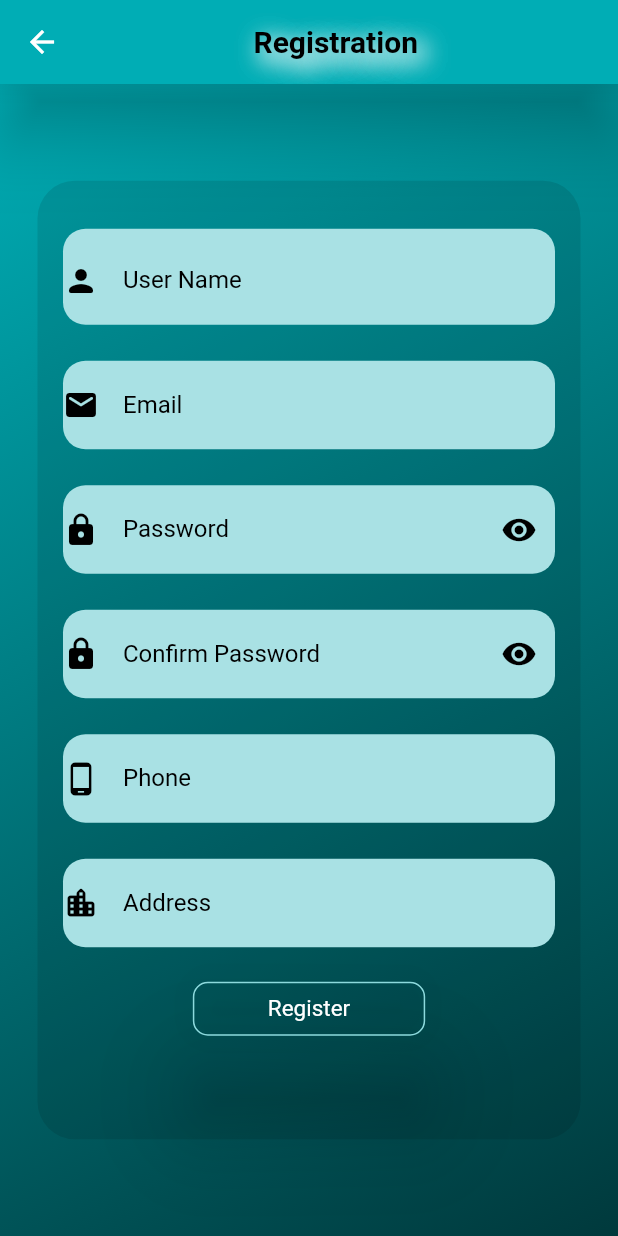
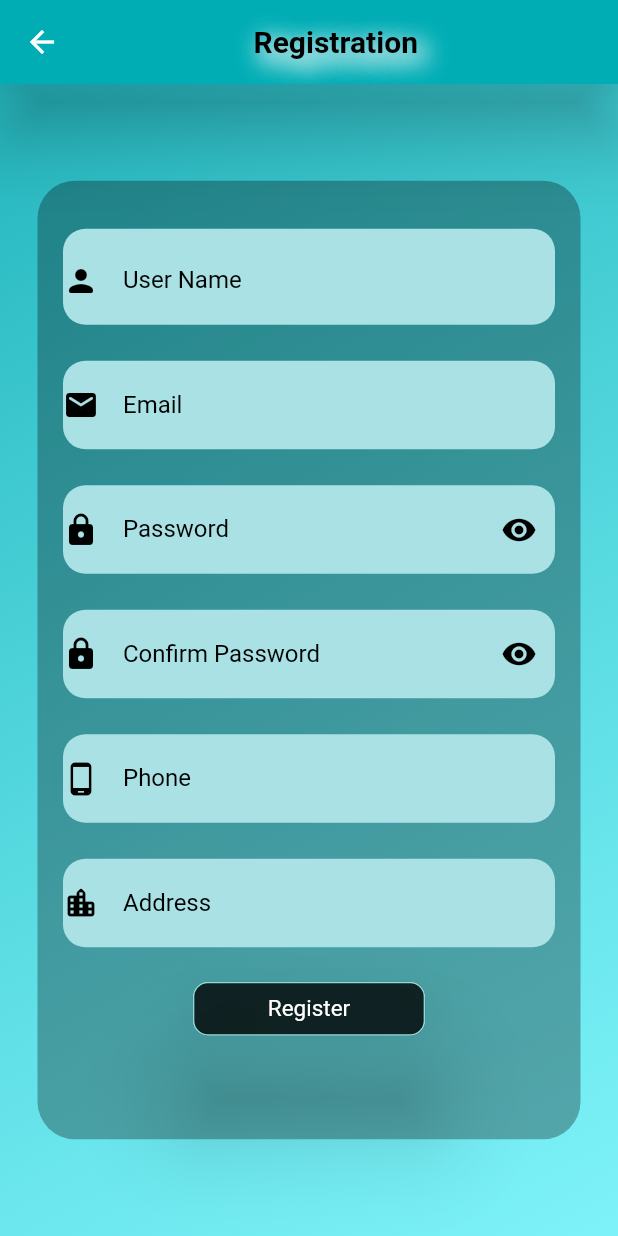
Before and after one commit to Ahmedriyadh19/SARS, a Flutter app: the screen it shows after launch, after a tap on "Login", after a tap on "Register", on a phone screen of 412 x 824 dp. Run offline on Flutter 3.47's test engine with Material 2 defaults, Android fonts, the phone set to English and light mode, and no system bars; our stand-ins replace cloud_firestore, firebase_auth, firebase_core, firebase_storage, flutter_spinkit, image_picker and 1 more; missing offline and left inert: profanity_filter, reviews_slider, video_viewer; accounts and stored records are empty.

Commit message:
Update v37.8

```diff
--- a/lib/Control/Services/auth.dart
+++ b/lib/Control/Services/auth.dart
@@ -24,13 +24,10 @@ class AuthUserMethod {
 // Lgin Email & Password
 
   Future loginUserEmailPass(String e, String p) async {
-    String email = e;
-    email = e.toLowerCase();
-    email = e.trim();
     errorMsg = '';
     try {
       firebase.UserCredential resultAuth =
-          await _auth.signInWithEmailAndPassword(email: email, password: p);
+          await _auth.signInWithEmailAndPassword(email: e.trim(), password: p);
       firebase.User userEmailAndPassFromAuth = resultAuth.user as firebase.User;
       return _userFromFirebase(userEmailAndPassFromAuth);
     } catch (e) {
--- a/lib/Control/Services/database_services.dart
+++ b/lib/Control/Services/database_services.dart
@@ -17,7 +17,7 @@ class DatabaseFeatures {
   Future createNewUserInfo(User u) async {
     return await _databaseCollection.collection('user').doc(uidUser).set({
       'fullname': u.name,
-      'email': u.email!.toLowerCase(),
+      'email': u.email!.trim(),
       'address': u.address,
       'role': 'r',
       'phonenumber': u.phone,
--- a/lib/View/Containers/announcement_container.dart
+++ b/lib/View/Containers/announcement_container.dart
@@ -1,7 +1,6 @@
 import 'package:flutter/material.dart';
 import 'package:intl/intl.dart';
 import 'package:sars/Model/announcement.dart';
-
 class AnnouncementContainer extends StatelessWidget {
   final Announcement announcement;
 
--- a/lib/View/Containers/ticket_container.dart
+++ b/lib/View/Containers/ticket_container.dart
@@ -72,7 +72,7 @@ class _TicketBuilderPageState extends State<TicketContainer> {
         : Column(
             children: [
               const SizedBox(
-                height: 250,
+                height: 25,
               ),
               Container(
                 width: newWidth,
@@ -405,7 +405,7 @@ class _TicketBuilderPageState extends State<TicketContainer> {
                 ]),
               ),
               const SizedBox(
-                height: 250,
+                height: 25,
               )
             ],
           );
--- a/lib/View/MainPages/forget_password.dart
+++ b/lib/View/MainPages/forget_password.dart
@@ -97,8 +97,8 @@ class ForgetPassword {
                 begin: Alignment.topLeft,
                 end: Alignment.bottomRight,
                 colors: [
-                  Color.fromARGB(150, 0, 117, 122),
-                  Color.fromARGB(120, 219, 232, 233),
+                  Color.fromARGB(218, 0, 170, 179),
+                  Color.fromARGB(172, 66, 239, 248),
                 ],
               )),
               alignment: Alignment.center,
@@ -197,7 +197,7 @@ class ForgetPassword {
                                           textAlign: TextAlign.center,
                                           style: const TextStyle(
                                               color: Colors.red,
-                                              fontSize: 15.0)),
+                                              fontSize: 20.0)),
                                     )
                                   ],
                                 ),
--- a/lib/View/MainPages/login_page.dart
+++ b/lib/View/MainPages/login_page.dart
@@ -92,8 +92,8 @@ class _LoginPage extends State {
           begin: Alignment.topLeft,
           end: Alignment.bottomRight,
           colors: [
-            Color.fromRGBO(0, 173, 181, 1),
-            Color.fromRGBO(0, 57, 60, 1),
+            Color.fromARGB(218, 0, 170, 179),
+            Color.fromARGB(172, 66, 239, 248),
           ],
         )),
         alignment: Alignment.center,
@@ -114,7 +114,7 @@ class _LoginPage extends State {
                           padding: const EdgeInsets.only(top: 15, bottom: 15),
                           decoration: BoxDecoration(
                               borderRadius: BorderRadius.circular(25),
-                              color: Colors.black.withOpacity(0.1)),
+                              color: Colors.black.withOpacity(0.3)),
                           child: SingleChildScrollView(
                             child: Column(
                               children: [
@@ -206,8 +206,9 @@ class _LoginPage extends State {
                                   child: const Text(
                                     'Forget Password',
                                     style: TextStyle(
-                                        color:
-                                            Color.fromARGB(255, 87, 188, 237)),
+                                      color: Color.fromARGB(255, 3, 7, 243),
+                                      decoration: TextDecoration.underline,
+                                    ),
                                   ),
                                   onTap: () async => {
                                     await ForgetPassword()
@@ -239,7 +240,7 @@ class _LoginPage extends State {
                                                       255, 141, 218, 221)))),
                                       elevation: MaterialStateProperty.all(30),
                                       backgroundColor: MaterialStateProperty.all(
-                                          const Color.fromARGB(0, 0, 57, 60)),
+                                          const Color.fromARGB(200, 0, 0, 0)),
                                       padding: MaterialStateProperty.all(
                                           const EdgeInsets.only(left: 112, right: 112)),
                                       textStyle: MaterialStateProperty.all(const TextStyle(fontSize: 15))),
@@ -261,7 +262,7 @@ class _LoginPage extends State {
                                                   color: Color.fromARGB(
                                                       255, 141, 218, 221)))),
                                       backgroundColor: MaterialStateProperty.all(
-                                          const Color.fromARGB(0, 0, 57, 60)),
+                                          const Color.fromARGB(200, 0, 0, 0)),
                                       padding: MaterialStateProperty.all(
                                           const EdgeInsets.only(left: 105, right: 105)),
                                       textStyle: MaterialStateProperty.all(const TextStyle(fontSize: 15))),
@@ -302,7 +303,7 @@ class _LoginPage extends State {
                           height: 70,
                           decoration: BoxDecoration(
                               borderRadius: BorderRadius.circular(45),
-                              color: Colors.black.withOpacity(0.1)),
+                              color: Colors.black.withOpacity(0.3)),
                           child: Row(
                             mainAxisAlignment: MainAxisAlignment.spaceEvenly,
                             children: [
--- a/lib/View/MainPages/main_page.dart
+++ b/lib/View/MainPages/main_page.dart
@@ -42,7 +42,7 @@ class _MainPageBuilderState extends State<MainPageBuilder> {
       const AnnouncementBuilderStreamListener(),
       TicketStreamBuilder(userID: targetUser.uid!, targetPage: 'History'),
       TicketContainer(currentUser: targetUser),
-      Settingscontainer(userID: targetUser)
+      Settingscontainer(user: targetUser)
     ];
     return Scaffold(
       appBar: AppBar(
@@ -95,7 +95,7 @@ class _MainPageBuilderState extends State<MainPageBuilder> {
           end: Alignment.bottomRight,
           colors: [
             Color.fromARGB(218, 0, 170, 179),
-            Color.fromRGBO(170, 227, 230, 1),
+            Color.fromARGB(172, 66, 239, 248),
           ],
         )),
         child: Center(
--- a/lib/View/MainPages/registration_page.dart
+++ b/lib/View/MainPages/registration_page.dart
@@ -158,8 +158,8 @@ class Registration extends State {
             begin: Alignment.topLeft,
             end: Alignment.bottomRight,
             colors: [
-              Color.fromRGBO(0, 173, 181, 1),
-              Color.fromRGBO(0, 57, 60, 1),
+              Color.fromARGB(218, 0, 170, 179),
+              Color.fromARGB(172, 66, 239, 248),
             ],
           )),
           alignment: Alignment.center,
@@ -172,10 +172,9 @@ class Registration extends State {
                         margin: const EdgeInsets.all(15),
                         padding: const EdgeInsets.only(top: 15, bottom: 15),
                         width: newWidth,
-                        // height: 650,
                         decoration: BoxDecoration(
                             borderRadius: BorderRadius.circular(25),
-                            color: Colors.black.withOpacity(0.1)),
+                            color: Colors.black.withOpacity(0.3)),
                         child: Container(
                           padding: const EdgeInsets.all(5),
                           child: Column(
@@ -389,7 +388,7 @@ class Registration extends State {
                                                     color: Color.fromARGB(
                                                         255, 141, 218, 221)))),
                                         backgroundColor: MaterialStateProperty.all(
-                                            const Color.fromARGB(0, 0, 57, 60)),
+                                            const Color.fromARGB(200, 0, 0, 0)),
                                         padding: MaterialStateProperty.all(
                                             const EdgeInsets.only(left: 50, right: 50)),
                                         textStyle: MaterialStateProperty.all(const TextStyle(fontSize: 15))),
```
Also changed, not shown: lib/View/Containers/settings_container.dart (+159 -35 lines), lib/View/Containers/view_ticket_builder.dart (+5 -3 lines).
